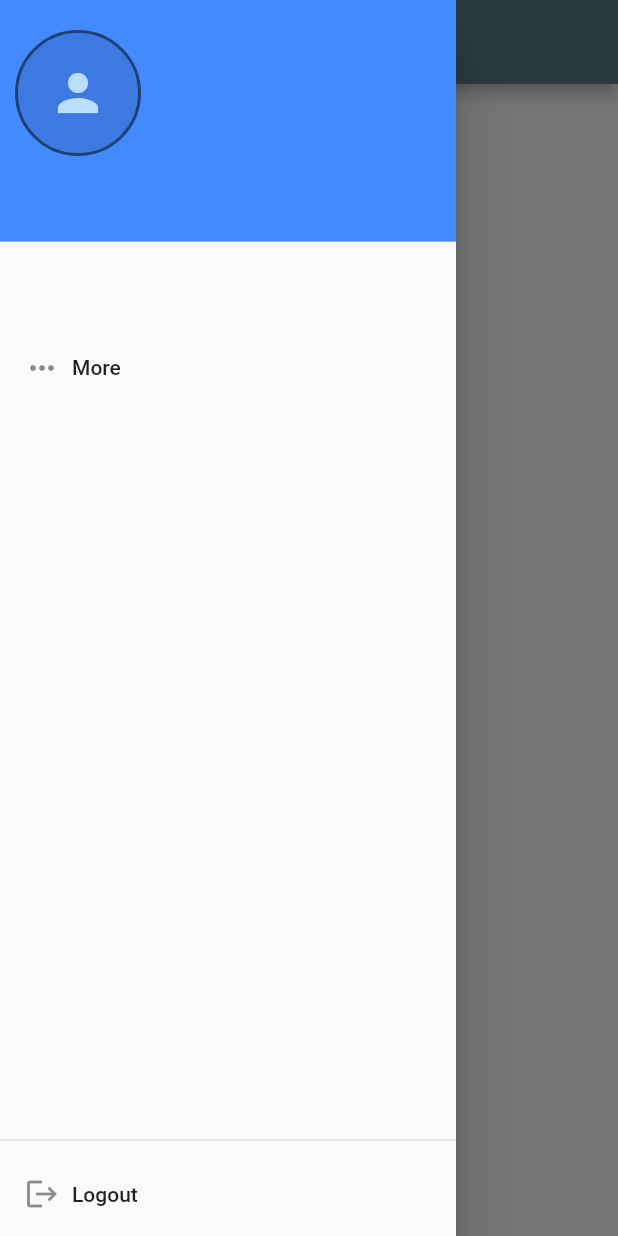
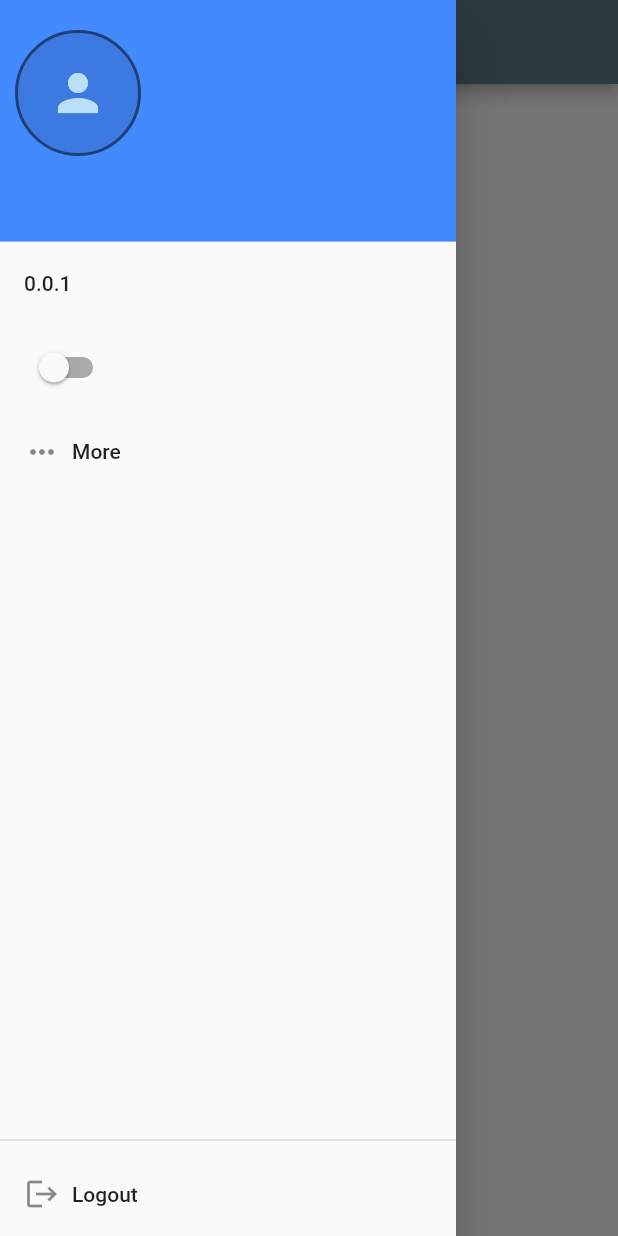
Before and after one commit to rvdrover/flutter-register-login-riverpod, a Flutter app: the screen it shows once a user with an empty profile is signed in, with the side drawer open, on a phone screen of 412 x 824 dp. Run offline on Flutter 3.47's test engine with Material 2 defaults, Android fonts, the phone set to English and light mode, and no system bars; our stand-ins replace firebase_auth, firebase_core, flutter_riverpod, flutter_spinkit, google_sign_in; missing offline and left inert: flutter_facebook_auth, github_sign_in, twitter_login; accounts and stored records are empty.

Commit message:
Theme finish

```diff
--- a/lib/main.dart
+++ b/lib/main.dart
@@ -4,11 +4,12 @@ import 'package:flutter/material.dart';
 import 'package:flutter_riverpod/flutter_riverpod.dart';
 import 'package:riverpod_flutter_register_login_firebase/pages/auth_widget.dart';
 import 'package:riverpod_flutter_register_login_firebase/pages/sign_in_page/sign_in_page.dart';
+import 'package:riverpod_flutter_register_login_firebase/providers/setting_provider/settings_provider.dart';
+import 'package:riverpod_flutter_register_login_firebase/providers/sign_in_provider/sign_in_provider.dart';
 import 'package:riverpod_flutter_register_login_firebase/routing/app_router.dart';
 
 import 'constants/theme_data.dart';
 import 'pages/account_page/account_page.dart';
-import 'pages/sign_in_page/sign_in_manager.dart';
 
 Future<void> main() async {
   WidgetsFlutterBinding.ensureInitialized();
@@ -26,10 +27,11 @@ class MyApp extends ConsumerWidget {
   @override
   Widget build(BuildContext context, WidgetRef ref) {
     final firebaseAuth = ref.watch(firebaseAuthProvider);
+    final themeMode = ref.watch(settingsProvider);
     return MaterialApp(
       theme: AppTheme.light,
       darkTheme: AppTheme.dark,
-      themeMode: ThemeMode.system,
+      themeMode: themeMode ? ThemeMode.dark : ThemeMode.light,
       debugShowCheckedModeBanner: false,
       home: AuthWidget(
         nonSignedInBuilder: (_) => const SignInPage(),
--- a/lib/pages/auth_widget.dart
+++ b/lib/pages/auth_widget.dart
@@ -1,7 +1,7 @@
 import 'package:firebase_auth/firebase_auth.dart';
 import 'package:flutter/material.dart';
 import 'package:flutter_riverpod/flutter_riverpod.dart';
-import 'package:riverpod_flutter_register_login_firebase/pages/sign_in_page/sign_in_manager.dart';
+import 'package:riverpod_flutter_register_login_firebase/providers/sign_in_provider/sign_in_provider.dart';
 import 'package:riverpod_flutter_register_login_firebase/widgets/spinner/spinner.dart';
 
 class AuthWidget extends ConsumerWidget {
--- a/lib/pages/drawer/drawer_page.dart
+++ b/lib/pages/drawer/drawer_page.dart
@@ -2,11 +2,13 @@ import 'package:firebase_auth/firebase_auth.dart';
 import 'package:flutter/material.dart';
 import 'package:flutter_riverpod/flutter_riverpod.dart';
 import 'package:riverpod_flutter_register_login_firebase/constants/commen_strings.dart';
-import 'package:riverpod_flutter_register_login_firebase/pages/sign_in_page/sign_in_manager.dart';
+import 'package:riverpod_flutter_register_login_firebase/providers/setting_provider/settings_provider.dart';
+import 'package:riverpod_flutter_register_login_firebase/providers/sign_in_provider/sign_in_provider.dart';
 import 'package:riverpod_flutter_register_login_firebase/services/firebase_auth_services.dart';
 import 'package:riverpod_flutter_register_login_firebase/widgets/alerts/alert_dialogs.dart';
 
 import 'package:riverpod_flutter_register_login_firebase/widgets/avatar/avatar.dart';
+import 'package:riverpod_flutter_register_login_firebase/widgets/theme/theme_toggle.dart';
 
 class DrawerPage extends ConsumerWidget {
   const DrawerPage({
@@ -18,6 +20,8 @@ class DrawerPage extends ConsumerWidget {
     final firebaseAuth = ref.watch(firebaseAuthProvider);
     final user = firebaseAuth.currentUser!;
     final firebaseAuthServices = ref.watch(firebaseAuthServicesProvider);
+    final themeMode = ref.watch(settingsProvider);
+    final themeModeNotifier = ref.watch(settingsProvider.notifier);
     return Drawer(
         child: Column(
       crossAxisAlignment: CrossAxisAlignment.start,
@@ -26,11 +30,12 @@ class DrawerPage extends ConsumerWidget {
         Expanded(
           child: ListView(
             children: [
-              // ListTile(
-              //   title: const Text('0.0.1'),
-              //   onTap: () {},
-              // ),
-              themeToggle(),
+              ListTile(
+                title: const Text('0.0.1'),
+                onTap: () {},
+              ),
+              ThemeToggle(
+                  themeMode: themeMode, themeModeNotifier: themeModeNotifier),
               createDrawerItem(
                   icon: Icons.more_horiz, text: 'More', onTap: () => {}),
             ],
@@ -48,6 +53,7 @@ class DrawerPage extends ConsumerWidget {
     ));
   }
 }
+
 
 
 Widget createHeader(User user) {
@@ -101,19 +107,6 @@ Widget createDrawerItem(
   );
 }
 
-Widget themeToggle({IconData? icon, String? text, GestureTapCallback? onTap}) {
-  return ListTile(
-    title: Row(
-      children: <Widget>[
-        ToggleButtons(isSelected: [],
-        children: [],
-        )
-      ],
-    ),
-    onTap: onTap,
-  );
-}
-
 Future<void> _confirmSignOut(
     BuildContext context, FirebaseAuthServices firebaseAuthServices) async {
   final bool didRequestSignOut = await showAlertDialog(
--- a/lib/pages/sign_in_page/sign_in_page.dart
+++ b/lib/pages/sign_in_page/sign_in_page.dart
@@ -1,14 +1,12 @@
 import 'dart:math';
 
 import 'package:flutter_riverpod/flutter_riverpod.dart';
-import 'package:flutter/foundation.dart';
 import 'package:flutter/material.dart';
-import 'package:riverpod_flutter_register_login_firebase/providers/sign_in_provider.dart';
+import 'package:riverpod_flutter_register_login_firebase/providers/sign_in_provider/sign_in_provider.dart';
+import 'package:riverpod_flutter_register_login_firebase/providers/sign_in_provider/sign_in_notifier.dart';
 import 'package:riverpod_flutter_register_login_firebase/widgets/buttons/submit_button.dart';
-import 'package:riverpod_flutter_register_login_firebase/providers/sign_in_provider.dart';
 import 'package:riverpod_flutter_register_login_firebase/constants/keys.dart';
 import 'package:riverpod_flutter_register_login_firebase/constants/commen_strings.dart';
-import 'package:riverpod_flutter_register_login_firebase/pages/sign_in_page/sign_in_manager.dart';
 import 'package:riverpod_flutter_register_login_firebase/routing/app_router.dart';
 import 'package:riverpod_flutter_register_login_firebase/widgets/alerts/exception_alert_dialog.dart';
 import 'package:riverpod_flutter_register_login_firebase/widgets/spinner/spinner.dart';
--- a/lib/providers/settings_provider.dart
+++ b/lib/providers/setting_provider/settings_notifier.dart
@@ -1,7 +1,7 @@
 import 'package:flutter_riverpod/flutter_riverpod.dart';
 
-class AppThemeNotifier extends StateNotifier<bool> {
-  AppThemeNotifier(): super(false);
+class SettingsNotifier extends StateNotifier<bool> {
+  SettingsNotifier(): super(false);
 
   void setLightTheme() => state = false;
   void setDarkTheme() => state = true;
--- /dev/null
+++ b/lib/providers/setting_provider/settings_provider.dart
@@ -0,0 +1,5 @@
+import 'package:flutter_riverpod/flutter_riverpod.dart';
+import 'package:riverpod_flutter_register_login_firebase/providers/setting_provider/settings_notifier.dart';
+
+final settingsProvider =
+    StateNotifierProvider<SettingsNotifier, bool>((ref) => SettingsNotifier());
--- a/lib/providers/sign_in_provider.dart
+++ b/lib/providers/sign_in_provider/sign_in_notifier.dart
@@ -17,8 +17,8 @@ class SignIn {
   });
 }
 
-class SignInManager extends StateNotifier<SignIn> {
-  SignInManager() : super(SignIn());
+class SignInNotifier extends StateNotifier<SignIn> {
+  SignInNotifier() : super(SignIn());
 
   final FirebaseAuthServices firebaseAuthServices = FirebaseAuthServices();
 
--- a/lib/pages/sign_in_page/sign_in_manager.dart
+++ b/lib/providers/sign_in_provider/sign_in_provider.dart
@@ -1,6 +1,6 @@
 import 'package:firebase_auth/firebase_auth.dart';
 import 'package:flutter_riverpod/flutter_riverpod.dart';
-import 'package:riverpod_flutter_register_login_firebase/providers/sign_in_provider.dart';
+import 'package:riverpod_flutter_register_login_firebase/providers/sign_in_provider/sign_in_notifier.dart';
 import 'package:riverpod_flutter_register_login_firebase/services/firebase_auth_services.dart';
 
 final firebaseAuthProvider =
--- a/lib/providers/theme_manager.dart
+++ /dev/null
@@ -1,4 +0,0 @@
-import 'package:flutter_riverpod/flutter_riverpod.dart';
-import 'package:riverpod_flutter_register_login_firebase/providers/settings_provider.dart';
-
-final appThemeProvider = StateNotifierProvider((ref) => AppThemeNotifier());
--- a/lib/widgets/avatar/avatar.dart
+++ b/lib/widgets/avatar/avatar.dart
@@ -1,5 +1,4 @@
 import 'package:flutter/material.dart';
-import 'package:flutter/rendering.dart';
 
 class Avatar extends StatelessWidget {
   const Avatar({
--- /dev/null
+++ b/lib/widgets/theme/theme_toggle.dart
@@ -0,0 +1,33 @@
+import 'package:flutter/material.dart';
+import 'package:riverpod_flutter_register_login_firebase/providers/setting_provider/settings_notifier.dart';
+
+class ThemeToggle extends StatelessWidget {
+  const ThemeToggle({
+    Key? key,
+    required this.themeMode,
+    required this.themeModeNotifier,
+  }) : super(key: key);
+
+  final bool themeMode;
+  final SettingsNotifier themeModeNotifier;
+
+  @override
+  Widget build(BuildContext context) {
+    return ListTile(
+      title: Row(
+        children: <Widget>[
+          Switch(
+            value: themeMode,
+            onChanged: (enable) {
+              if (enable) {
+                themeModeNotifier.setDarkTheme();
+              } else {
+                themeModeNotifier.setLightTheme();
+              }
+            },
+          )
+        ],
+      ),
+    );
+  }
+}
```
Also changed, not shown: lib/constants/utils.dart (deleted, +0 -19 lines).
